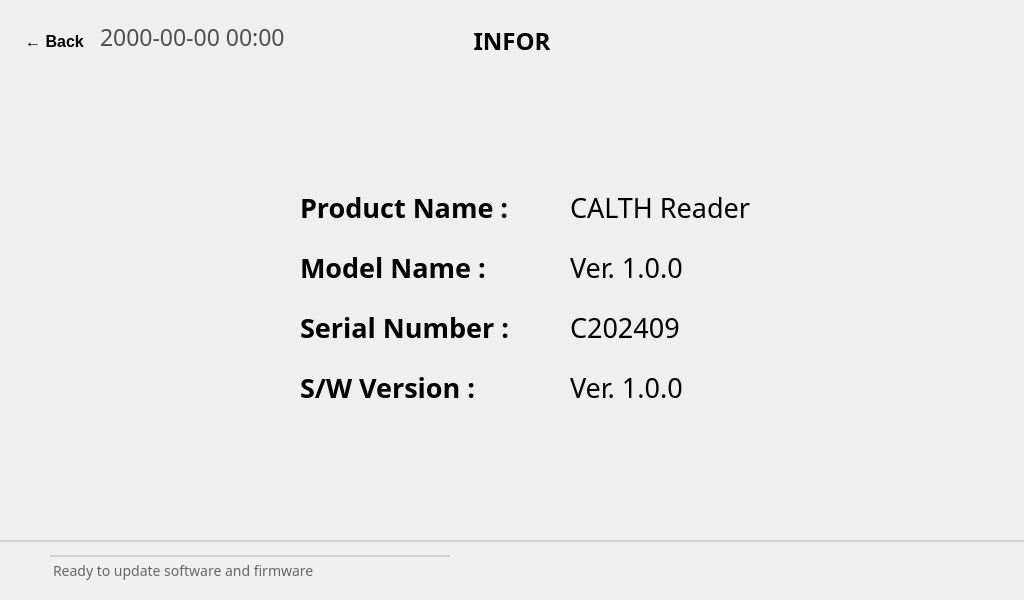
First picture: the form in ui/Home/InfoViewWindow.ui, repository eguruno1/calth_reader, before the edit.
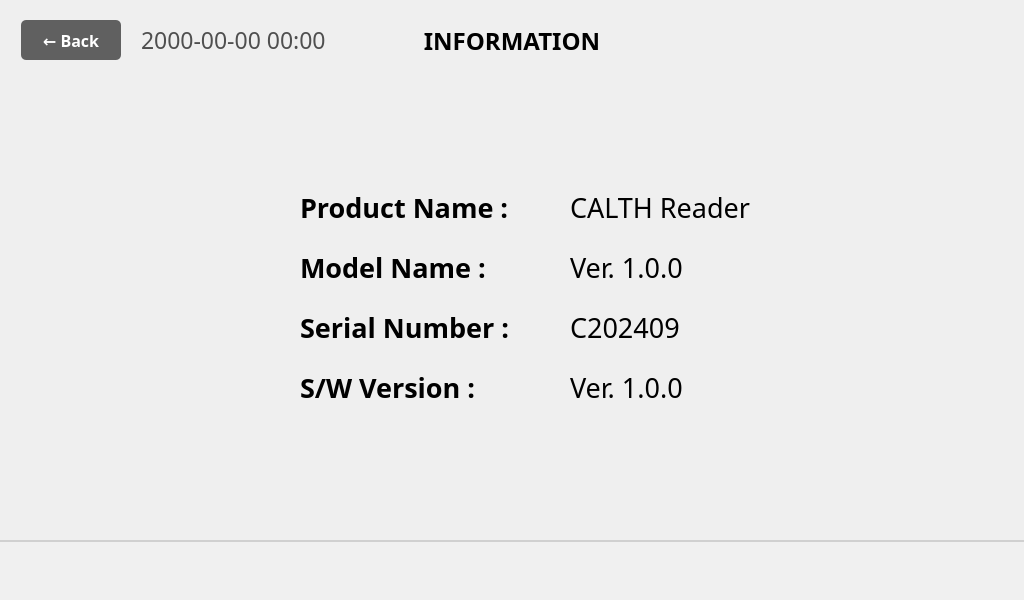
Second picture: the form after the edit.

```diff
--- a/ui/Home/InfoViewWindow.ui
+++ b/ui/Home/InfoViewWindow.ui
@@ -133,30 +133,6 @@
      <set>Qt::AlignLeading|Qt::AlignLeft|Qt::AlignVCenter</set>
     </property>
    </widget>
-   <widget class="QPushButton" name="pushButton_InfoBackArrow">
-    <property name="geometry">
-     <rect>
-      <x>14</x>
-      <y>16</y>
-      <width>81</width>
-      <height>50</height>
-     </rect>
-    </property>
-    <property name="font">
-     <font>
-      <family>Arial</family>
-      <pointsize>12</pointsize>
-      <weight>75</weight>
-      <bold>true</bold>
-     </font>
-    </property>
-    <property name="text">
-     <string>← Back</string>
-    </property>
-    <property name="flat">
-     <bool>true</bool>
-    </property>
-   </widget>
    <widget class="QLabel" name="label_sw_version">
     <property name="geometry">
      <rect>
@@ -234,7 +210,7 @@
      </font>
     </property>
     <property name="text">
-     <string>INFOR</string>
+     <string>INFORMATION</string>
     </property>
     <property name="alignment">
      <set>Qt::AlignCenter</set>
@@ -243,8 +219,8 @@
    <widget class="QLabel" name="label_DateNClock">
     <property name="geometry">
      <rect>
-      <x>100</x>
-      <y>20</y>
+      <x>141</x>
+      <y>23</y>
       <width>210</width>
       <height>34</height>
      </rect>
@@ -362,31 +338,43 @@
     border-top: 2px solid #d0d0d0;
 }</string>
     </property>
-    <widget class="QLabel" name="label_status">
+   </widget>
+   <widget class="QPushButton" name="pushButton_InfoBackArrow">
      <property name="geometry">
       <rect>
-       <x>50</x>
-       <y>15</y>
-       <width>400</width>
-       <height>30</height>
+      <x>21</x>
+      <y>20</y>
+      <width>100</width>
+      <height>40</height>
       </rect>
      </property>
      <property name="font">
       <font>
        <family>Pretendard</family>
-       <pointsize>14</pointsize>
+      <pointsize>16</pointsize>
+      <weight>75</weight>
+      <bold>true</bold>
       </font>
      </property>
      <property name="styleSheet">
-      <string notr="true">QLabel {
-    font-size: 14px;
-    color: #666666;
+     <string notr="true">QPushButton {
+    background-color: #606060;
+    color: white;
+    border: none;
+    border-radius: 5px;
+    font-size: 16px;
+    font-weight: bold;
+}
+QPushButton:hover {
+    background-color: #707070;
+}
+QPushButton:pressed {
+    background-color: #505050;
 }</string>
      </property>
      <property name="text">
-      <string>Ready to update software and firmware</string>
-     </property>
-    </widget>
+     <string>← Back</string>
+    </property>
    </widget>
   </widget>
  </widget>
```
Lines whose indentation alone changed are shown as unchanged.
